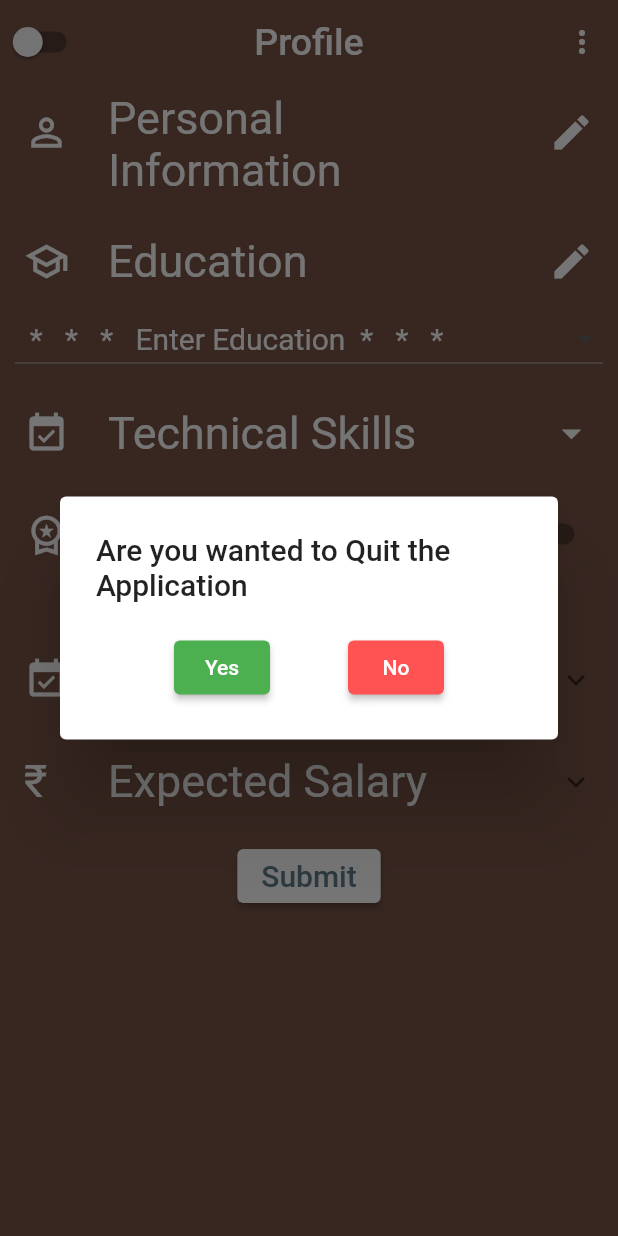
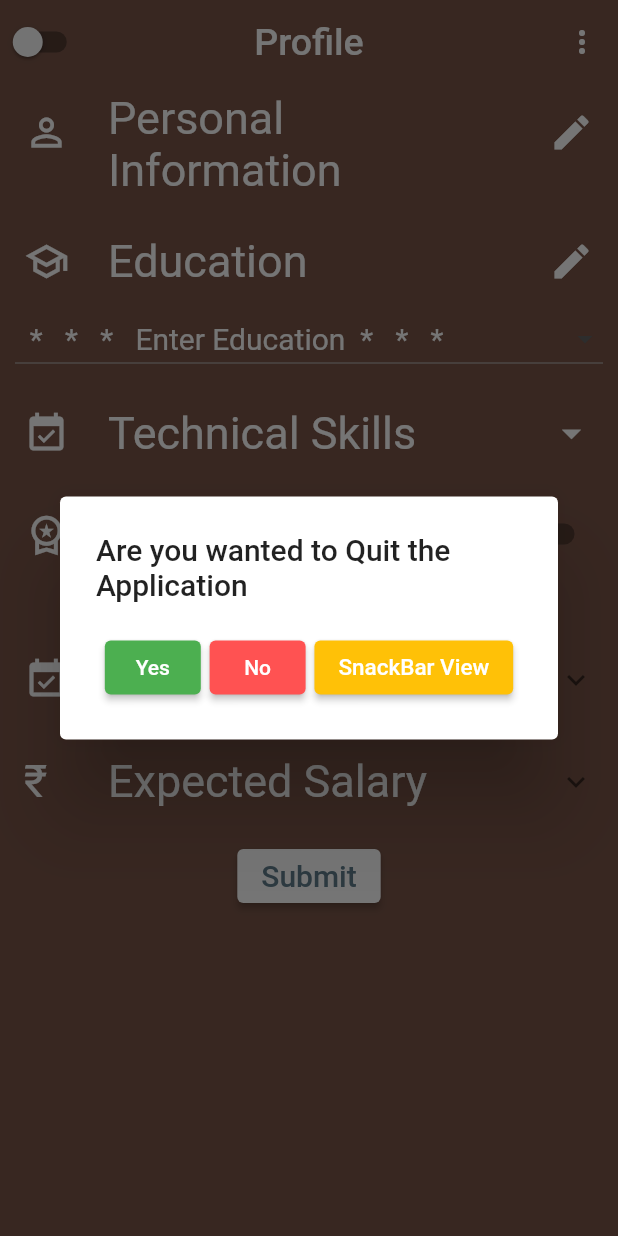
Before and after one commit to VivekTailor19/resume_builder, a Flutter app: the Profile screen opened by its route, after a tap on "Submit", on a phone screen of 412 x 824 dp. Run offline on Flutter 3.47's test engine with Material 2 defaults, Android fonts, the phone set to English and light mode, and no system bars.

Commit message:
using flutter built resume

```diff
--- a/lib/profile.dart
+++ b/lib/profile.dart
@@ -9,6 +9,11 @@ class Profile extends StatefulWidget {
 }
 
 class _ProfileState extends State<Profile> {
+
+  TextEditingController user_name = TextEditingController();
+  TextEditingController user_address = TextEditingController();
+  TextEditingController user_email = TextEditingController();
+  TextEditingController user_contact = TextEditingController();
 
   List edu = ["B.E.", "M.B.B.S", "Ph.D", "SSC", "HSC", "B.Sc"];
   List techSkill = [
@@ -101,10 +106,10 @@ class _ProfileState extends State<Profile> {
                     color: Colors.white,
                   ),
                   children: [
-                    Personal("Enter Full Name"),
-                    Personal("Enter Address"),
-                    Personal("Enter Email Id"),
-                    Personal("Enter Contact No"),
+                    Personal("Enter Full Name",user_name),
+                    Personal("Enter Address",user_address),
+                    Personal("Enter Email Id",user_email),
+                    Personal("Enter Contact No",user_contact),
                     Padding(
                       padding: EdgeInsets.only(left: 8, right: 8.0, top: 15),
                       child: Container(color: Colors.white,
@@ -320,13 +325,13 @@ class _ProfileState extends State<Profile> {
                 ElevatedButton(
                   onPressed: () {
                     showExitDialog();
-
-
                   },
                   child: Text("Submit",
                       style: TextStyle(fontSize: 20, color: Colors.blueGrey)),
                   style: ElevatedButton.styleFrom(
                     backgroundColor: Colors.white,),),
+
+
 
               ],
             ),
@@ -336,11 +341,13 @@ class _ProfileState extends State<Profile> {
     );
   }
 
-  Widget Personal(String labelname)
+  Widget Personal(String labelname, TextEditingController data)
   {
     return Padding(
       padding: EdgeInsets.only(left: 8, right: 8.0, top: 15),
-      child: TextField(textInputAction: TextInputAction.next,
+      child: TextField(
+        controller: data,
+        textInputAction: TextInputAction.next,
         style: TextStyle(color: Colors.white),
         decoration: InputDecoration(
             focusedBorder: OutlineInputBorder(
@@ -386,6 +393,7 @@ class _ProfileState extends State<Profile> {
     return RadioListTile(value: "$country_name", groupValue: country, onChanged: (value) {
         setState(() {
           country = value!;
+          print(country);
         });},
           title: Text("$country_name",style: TextStyle(fontSize: 15,),),activeColor: Colors.green);
 
@@ -429,6 +437,12 @@ class _ProfileState extends State<Profile> {
            },
             child: Text("No"), style: ElevatedButton.styleFrom(
                 backgroundColor: Colors.redAccent),),
+
+            ElevatedButton(onPressed: () {
+              //ScaffoldMessenger.of(context).showSnackBar(SnackBar(content: Text("")));
+            },
+              child: Text("SnackBar View",style: TextStyle(fontSize: 15),), style: ElevatedButton.styleFrom(
+                  backgroundColor: Colors.amber),),
         ],),);
     },);
   }
```
